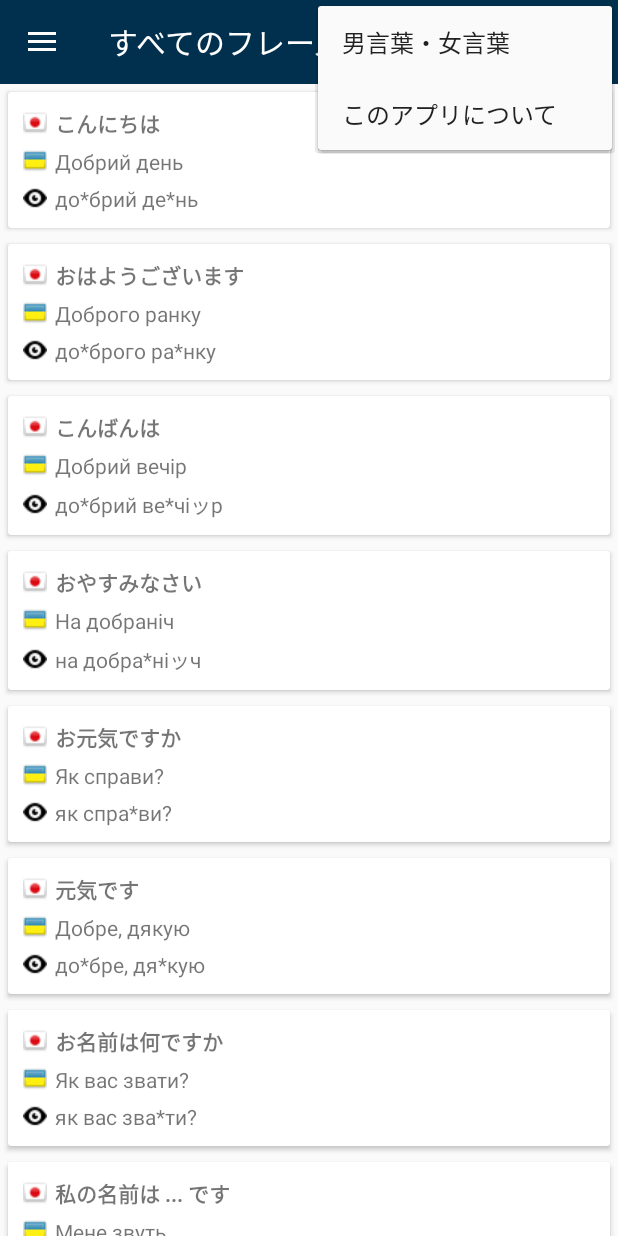
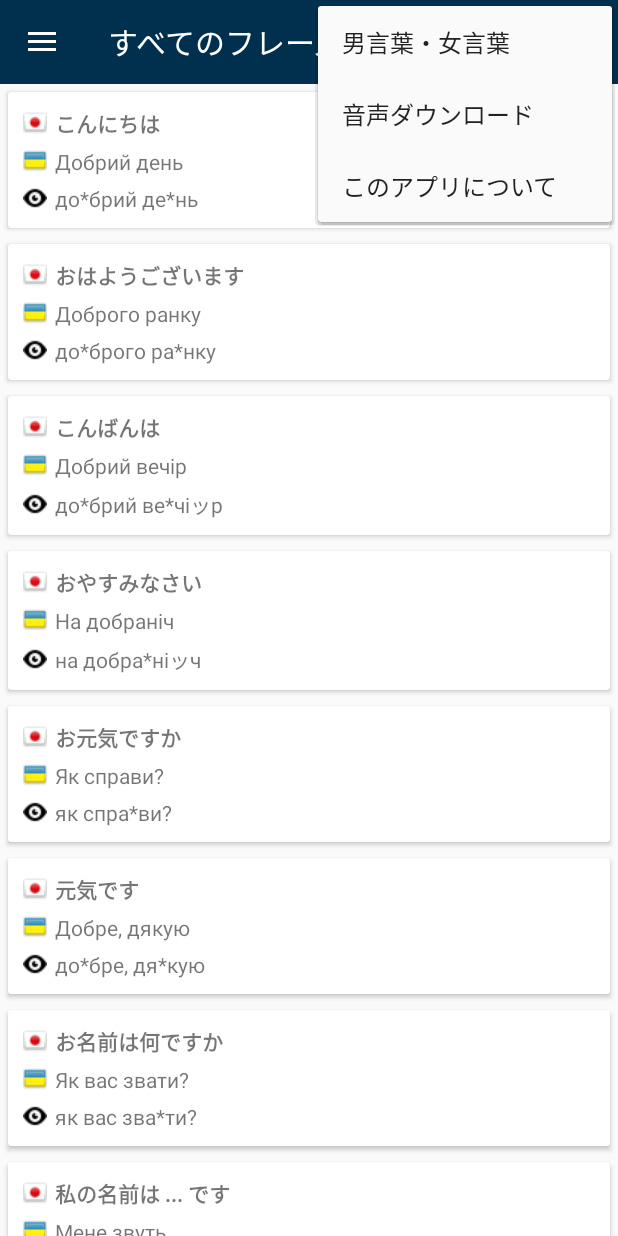
Before and after one commit to nagornyi/uajpspeak, an Android app: the screen it shows after launch (MainActivity), with the options menu open, on a phone screen of 412 x 824 dp. Run offline under Robolectric (Android 15) with nearby library versions, the phone set to English and light mode, and no system bars; our stand-ins replace AdMob; 5 statements that could not run were skipped.

Commit message:
Updgraded SDK to 34, also added menu item to download Ukrainian voice manually

```diff
--- a/app/src/main/AndroidManifest.xml
+++ b/app/src/main/AndroidManifest.xml
@@ -15,7 +15,6 @@
             android:exported="true">
             <intent-filter>
                 <action android:name="android.intent.action.MAIN" />
-
                 <category android:name="android.intent.category.LAUNCHER" />
             </intent-filter>
         </activity>
--- a/app/src/main/java/com/arukai/uajpspeak/activity/AboutFragment.java
+++ b/app/src/main/java/com/arukai/uajpspeak/activity/AboutFragment.java
@@ -31,6 +31,7 @@ public class AboutFragment extends Fragment {
         menu.findItem(R.id.action_search).setVisible(false);
         menu.findItem(R.id.action_alphabet).setVisible(false);
         menu.findItem(R.id.action_about).setVisible(false);
+        menu.findItem(R.id.action_download_ukr_voice).setVisible(false);
         menu.findItem(R.id.action_gender_lang).setVisible(false);
     }
 
--- a/app/src/main/java/com/arukai/uajpspeak/activity/AlphabetFragment.java
+++ b/app/src/main/java/com/arukai/uajpspeak/activity/AlphabetFragment.java
@@ -32,6 +32,7 @@ public class AlphabetFragment extends Fragment {
         menu.findItem(R.id.action_search).setVisible(false);
         menu.findItem(R.id.action_alphabet).setVisible(false);
         menu.findItem(R.id.action_about).setVisible(false);
+        menu.findItem(R.id.action_download_ukr_voice).setVisible(false);
         menu.findItem(R.id.action_gender_lang).setVisible(false);
     }
 
--- a/app/src/main/java/com/arukai/uajpspeak/activity/ZoomFragment.java
+++ b/app/src/main/java/com/arukai/uajpspeak/activity/ZoomFragment.java
@@ -45,6 +45,7 @@ public class ZoomFragment extends Fragment {
         menu.findItem(R.id.action_search).setVisible(false);
         menu.findItem(R.id.action_alphabet).setVisible(false);
         menu.findItem(R.id.action_about).setVisible(false);
+        menu.findItem(R.id.action_download_ukr_voice).setVisible(false);
         menu.findItem(R.id.action_gender_lang).setVisible(false);
     }
 
@@ -68,7 +69,7 @@ public class ZoomFragment extends Fragment {
 
         View.OnClickListener l = v -> t1 = new TextToSpeech(getActivity().getApplicationContext(), status -> {
             if (status != TextToSpeech.ERROR) {
-                t1.setLanguage(new Locale("uk_UA"));
+                t1.setLanguage(new Locale("uk"));
                 t1.setSpeechRate(0.5f);
                 t1.speak(ukrainian, TextToSpeech.QUEUE_FLUSH, null);
             }
--- a/app/src/main/res/menu/menu_main.xml
+++ b/app/src/main/res/menu/menu_main.xml
@@ -24,8 +24,14 @@
         app:showAsAction="never" />
 
     <item
+        android:id="@+id/action_download_ukr_voice"
+        android:title="@string/action_download_ukr_voice"
+        android:orderInCategory="400"
+        app:showAsAction="never" />
+
+    <item
         android:id="@+id/action_about"
         android:title="@string/action_about"
-        android:orderInCategory="400"
+        android:orderInCategory="500"
         app:showAsAction="never" />
 </menu>
--- a/app/src/main/res/values/strings.xml
+++ b/app/src/main/res/values/strings.xml
@@ -8,6 +8,15 @@
     <string name="action_alphabet">ウクライナ語アルファベット</string>
     <string name="action_buy_pro">フルバージョンにアップグレードする</string>
     <string name="action_gender_lang">男言葉・女言葉</string>
+    <string name="action_download_ukr_voice">音声ダウンロード</string>
+    <string name="download_ukrainian_voice_title">ウクライナ語の音声データ</string>
+    <string name="download_ukrainian_voice_message">オフラインで使用するために、ウクライナ語の音声データをダウンロードしますか？</string>
+    <string name="ukrainian_voice_download_started">ウクライナ語の音声データのダウンロードが開始されました。まもなくアプリで使用できるようになります。</string>
+    <string name="ukrainian_voice_download_failed">ダウンロードの開始に失敗しました</string>
+    <string name="yes">はい</string>
+    <string name="no">いいえ</string>
+    <string name="cancel">キャンセル</string>
+    <string name="ok">OK</string>
     <string name="action_search">サーチ</string>
     <string name="drawer_open">開</string>
     <string name="drawer_close">閉</string>
--- a/app/src/main/res/values/styles.xml
+++ b/app/src/main/res/values/styles.xml
@@ -1,10 +1,12 @@
 <resources>
 
     <style name="MyMaterialTheme" parent="MyMaterialTheme.Base">
-
     </style>
 
     <style name="MyMaterialTheme.Base" parent="Theme.AppCompat.Light.DarkActionBar">
+        <!-- Allow edge-to-edge but handle insets programmatically -->
+        <item name="android:windowTranslucentNavigation">false</item>
+        <item name="android:fitsSystemWindows">true</item>
         <item name="windowNoTitle">true</item>
         <item name="windowActionBar">false</item>
         <item name="colorPrimary">@color/colorPrimary</item>
```
Also changed, not shown: app/build.gradle (+5 -7 lines), app/src/main/java/com/arukai/uajpspeak/activity/MainActivity.java (+63 -10 lines), app/src/main/res/layout/fragment_navigation_drawer.xml (+10 -10 lines), app/src/main/res/layout/nav_drawer_row.xml (+4 -6 lines), 1 other file.
